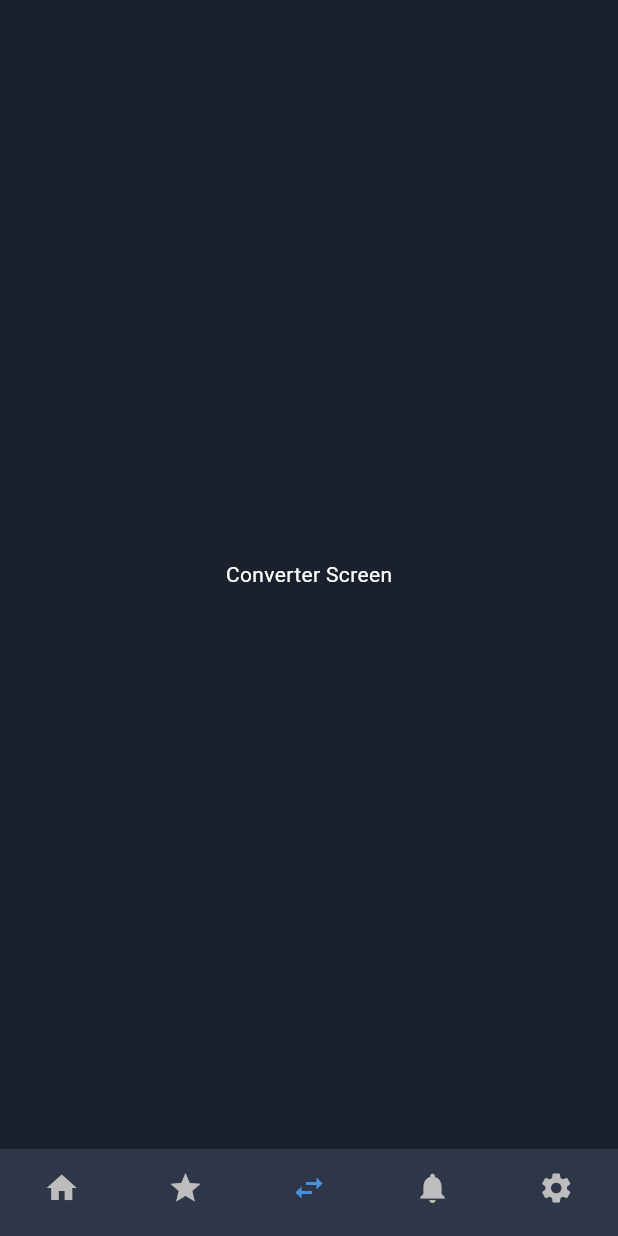
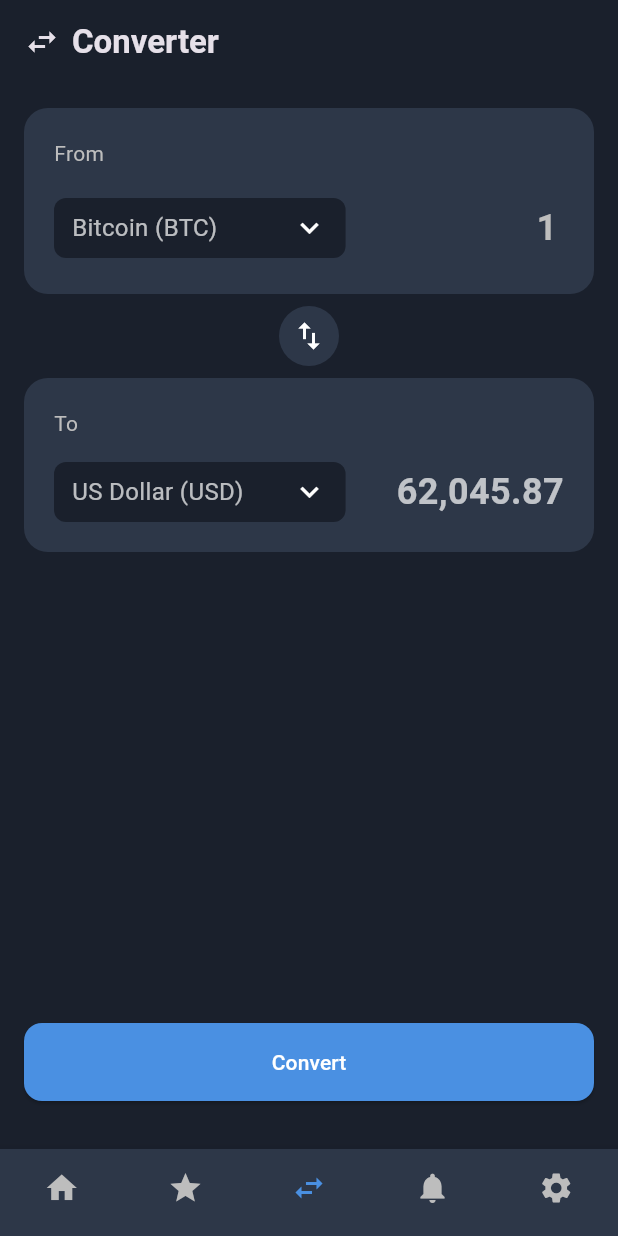
Before and after one commit to MuhammetEmirAydogan/Value_Flow_App, a Flutter app: the DashboardScreen screen opened directly, item 3 of the bottom bar chosen, on a phone screen of 412 x 824 dp. Run offline on Flutter 3.47's test engine with Material 3 defaults, Android fonts, the phone set to English and light mode, and no system bars.

Commit message:
feat(converter): Create converter screen UI and reusable card

```diff
--- /dev/null
+++ b/lib/features/converter/screens/converter_screen.dart
@@ -0,0 +1,62 @@
+// lib/features/converter/screens/converter_screen.dart
+import 'package:flutter/material.dart';
+import 'package:value_flow/features/converter/widgets/conversion_card.dart';
+
+class ConverterScreen extends StatelessWidget {
+  const ConverterScreen({super.key});
+
+  @override
+  Widget build(BuildContext context) {
+    return Scaffold(
+      appBar: AppBar(
+        title: Row(
+          children: const [
+            Icon(Icons.swap_horiz),
+            SizedBox(width: 8),
+            Text('Converter'),
+          ],
+        ),
+      ),
+      body: Padding(
+        padding: const EdgeInsets.all(16.0),
+        child: Column(
+          children: [
+            const ConversionCard(
+              label: 'From',
+              selectedValue: 'Bitcoin (BTC)',
+              amount: '1',
+              isInput: true,
+            ),
+            // İki kart arasındaki değiştirme butonu
+            Padding(
+              padding: const EdgeInsets.symmetric(vertical: 8.0),
+              child: CircleAvatar(
+                backgroundColor: const Color(0xFF2D3748),
+                child: IconButton(
+                  icon: const Icon(Icons.swap_vert, color: Colors.white),
+                  onPressed: () {
+                    // TODO: Dönüştürme yönünü değiştirme mantığı
+                  },
+                ),
+              ),
+            ),
+            const ConversionCard(
+              label: 'To',
+              selectedValue: 'US Dollar (USD)',
+              amount: '62,045.87',
+            ),
+            const Spacer(), // Boşlukları doldurur, butonu aşağı iter
+            SizedBox(
+              width: double.infinity,
+              child: ElevatedButton(
+                onPressed: () {},
+                child: const Text('Convert'),
+              ),
+            ),
+            const SizedBox(height: 16),
+          ],
+        ),
+      ),
+    );
+  }
+}
--- /dev/null
+++ b/lib/features/converter/widgets/conversion_card.dart
@@ -0,0 +1,87 @@
+// lib/features/converter/widgets/conversion_card.dart
+import 'package:flutter/material.dart';
+
+class ConversionCard extends StatelessWidget {
+  final String label;
+  final String selectedValue;
+  final String amount;
+  final bool isInput;
+
+  const ConversionCard({
+    super.key,
+    required this.label,
+    required this.selectedValue,
+    required this.amount,
+    this.isInput = false,
+  });
+
+  @override
+  Widget build(BuildContext context) {
+    return Container(
+      padding: const EdgeInsets.all(20.0),
+      decoration: BoxDecoration(
+        color: const Color(0xFF2D3748),
+        borderRadius: BorderRadius.circular(16.0),
+      ),
+      child: Column(
+        crossAxisAlignment: CrossAxisAlignment.start,
+        children: [
+          Text(label, style: TextStyle(color: Colors.grey[400])),
+          const SizedBox(height: 16),
+          Row(
+            mainAxisAlignment: MainAxisAlignment.spaceBetween,
+            children: [
+              // Varlık Seçim Alanı
+              Expanded(
+                flex: 3, // Yazı alanı daha geniş olabileceği için flex oranını artırdık
+                child: Container(
+                  padding: const EdgeInsets.symmetric(horizontal: 12, vertical: 8),
+                  decoration: BoxDecoration(
+                    color: const Color(0xFF1A202C),
+                    borderRadius: BorderRadius.circular(8),
+                  ),
+                  child: Row(
+                    mainAxisAlignment: MainAxisAlignment.spaceBetween,
+                    children: [
+                      // <-- DEĞİŞİKLİK BURADA
+                      // Text widget'ını Expanded ile sardık, böylece uzun yazılar sığıyor.
+                      Expanded(
+                        child: Text(
+                          selectedValue,
+                          style: const TextStyle(fontSize: 16),
+                          overflow: TextOverflow.ellipsis, // Sığmazsa sonuna ... koy
+                        ),
+                      ),
+                      const Icon(Icons.keyboard_arrow_down),
+                    ],
+                  ),
+                ),
+              ),
+              const SizedBox(width: 16),
+              // Miktar Alanı
+              Expanded(
+                flex: 2, // <-- VE BURADA (Buranın flex oranını düşürdük)
+                child: isInput
+                    ? const TextField(
+                  textAlign: TextAlign.right,
+                  style: TextStyle(fontSize: 24, fontWeight: FontWeight.bold),
+                  keyboardType: TextInputType.number,
+                  decoration: InputDecoration(
+                    hintText: '1',
+                    border: InputBorder.none,
+                    contentPadding: EdgeInsets.zero,
+                  ),
+                )
+                    : Text(
+                  amount,
+                  textAlign: TextAlign.right,
+                  style: const TextStyle(fontSize: 24, fontWeight: FontWeight.bold),
+                ),
+              ),
+            ],
+          ),
+        ],
+      ),
+    );
+  }
+}
--- a/lib/features/dashboard/screens/dashboard_screen.dart
+++ b/lib/features/dashboard/screens/dashboard_screen.dart
@@ -2,6 +2,7 @@
 import 'package:flutter/material.dart';
 import 'package:value_flow/features/home/screens/home_screen.dart';
 import 'package:value_flow/features/favorites/screens/favorites_screen.dart';
+import 'package:value_flow/features/converter/screens/converter_screen.dart'; // YENİ IMPORT
 
 class DashboardScreen extends StatefulWidget {
   const DashboardScreen({super.key});
@@ -15,8 +16,8 @@
 
   static final List<Widget> _widgetOptions = <Widget>[
     const HomeScreen(),
-    const FavoritesScreen(), // ESKİ Text() YERİNE ARTIK BU EKRAN GÖSTERİLİYOR
-    const Text('Converter Screen', style: TextStyle(color: Colors.white)),
+    const FavoritesScreen(),
+    const ConverterScreen(), // ESKİ Text() YERİNE ARTIK BU EKRAN GÖSTERİLİYOR
     const Text('Alerts Screen', style: TextStyle(color: Colors.white)),
     const Text('Settings Screen', style: TextStyle(color: Colors.white)),
   ];
```
